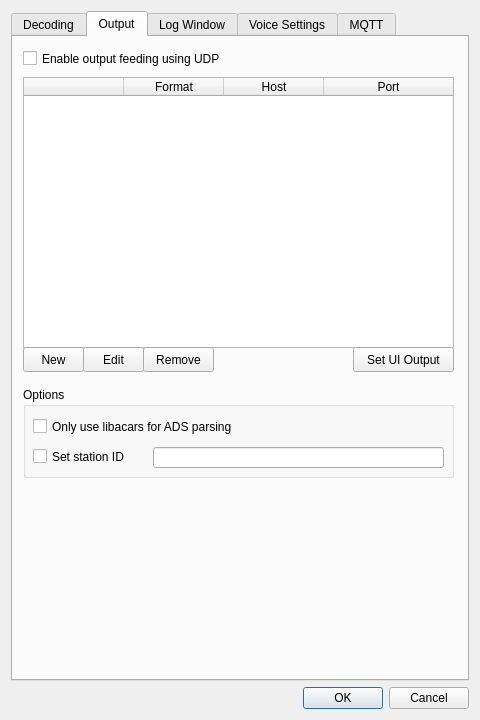
The window that JAERO/gui_classes/settingsdialog.ui (andermatt64/JAERO) describes before a commit, drawn with Qt 5.
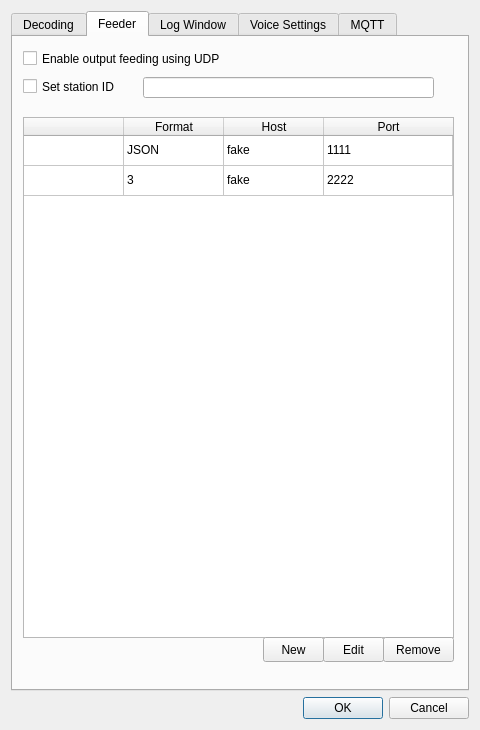
The same window after the commit. The open tabs and pages were chosen to show the change.

What changed in the file:
```diff
--- a/JAERO/gui_classes/settingsdialog.ui
+++ b/JAERO/gui_classes/settingsdialog.ui
@@ -10,7 +10,7 @@
     <x>0</x>
     <y>0</y>
     <width>480</width>
-    <height>720</height>
+    <height>730</height>
    </rect>
   </property>
   <property name="sizePolicy">
@@ -22,13 +22,13 @@
   <property name="minimumSize">
    <size>
     <width>480</width>
-    <height>720</height>
+    <height>730</height>
    </size>
   </property>
   <property name="maximumSize">
    <size>
     <width>480</width>
-    <height>720</height>
+    <height>730</height>
    </size>
   </property>
   <property name="windowTitle">
@@ -111,6 +111,67 @@
          <string>Beep on multi line text message</string>
         </property>
        </widget>
+       <widget class="QComboBox" name="comboBoxoutputfmt">
+        <property name="geometry">
+         <rect>
+          <x>130</x>
+          <y>30</y>
+          <width>87</width>
+          <height>21</height>
+         </rect>
+        </property>
+        <item>
+         <property name="text">
+          <string>1</string>
+         </property>
+        </item>
+        <item>
+         <property name="text">
+          <string>2</string>
+         </property>
+        </item>
+        <item>
+         <property name="text">
+          <string>3</string>
+         </property>
+        </item>
+        <item>
+         <property name="text">
+          <string>JSON</string>
+         </property>
+        </item>
+        <item>
+         <property name="text">
+          <string>JSONdump</string>
+         </property>
+        </item>
+       </widget>
+       <widget class="QLabel" name="label">
+        <property name="geometry">
+         <rect>
+          <x>20</x>
+          <y>30</y>
+          <width>101</width>
+          <height>21</height>
+         </rect>
+        </property>
+        <property name="text">
+         <string>Output Format</string>
+        </property>
+       </widget>
+       <widget class="QCheckBox" name="checkBoxonlyuselibacars">
+        <property name="geometry">
+         <rect>
+          <x>20</x>
+          <y>60</y>
+          <width>301</width>
+          <height>19</height>
+         </rect>
+        </property>
+        <property name="text">
+         <string>Only use libacars for ADS parsing</string>
+        </property>
+       </widget>
       </widget>
       <widget class="QGroupBox" name="groupBox_5">
        <property name="geometry">
@@ -410,72 +471,15 @@
      </widget>
      <widget class="QWidget" name="outputsettings">
       <attribute name="title">
-       <string>Output</string>
+       <string>Feeder</string>
       </attribute>
-      <widget class="QGroupBox" name="groupBox_9">
-       <property name="geometry">
-        <rect>
-         <x>10</x>
-         <y>350</y>
-         <width>431</width>
-         <height>91</height>
-        </rect>
-       </property>
-       <property name="title">
-        <string>Options</string>
-       </property>
-       <widget class="QLineEdit" name="lineEditstationid">
-        <property name="geometry">
-         <rect>
-          <x>130</x>
-          <y>60</y>
-          <width>291</width>
-          <height>21</height>
-         </rect>
-        </property>
-        <property name="toolTip">
-         <string>you can output to multiple destinations
-by placing a space between destinations.
-eg &quot;localhost:12345 localhost:12346&quot;</string>
-        </property>
-        <property name="text">
-         <string/>
-        </property>
-       </widget>
-       <widget class="QCheckBox" name="checkSetStationId">
-        <property name="geometry">
-         <rect>
-          <x>10</x>
-          <y>60</y>
-          <width>131</width>
-          <height>19</height>
-         </rect>
-        </property>
-        <property name="text">
-         <string>Set station ID</string>
-        </property>
-       </widget>
-       <widget class="QCheckBox" name="checkBoxonlyuselibacars">
-        <property name="geometry">
-         <rect>
-          <x>10</x>
-          <y>30</y>
-          <width>301</width>
-          <height>19</height>
-         </rect>
-        </property>
-        <property name="text">
-         <string>Only use libacars for ADS parsing</string>
-        </property>
-       </widget>
-      </widget>
       <widget class="QTableWidget" name="outputListTable">
        <property name="geometry">
         <rect>
          <x>10</x>
-         <y>40</y>
+         <y>80</y>
          <width>431</width>
-         <height>271</height>
+         <height>521</height>
         </rect>
        </property>
        <property name="focusPolicy">
@@ -514,9 +518,19 @@
        <attribute name="verticalHeaderVisible">
         <bool>false</bool>
        </attribute>
+       <row>
+        <property name="text">
+         <string>0</string>
+        </property>
+       </row>
+       <row>
+        <property name="text">
+         <string>1</string>
+        </property>
+       </row>
        <column>
         <property name="text">
-         <string> </string>
+         <string/>
         </property>
        </column>
        <column>
@@ -534,12 +548,42 @@
          <string>Port</string>
         </property>
        </column>
+       <item row="0" column="1">
+        <property name="text">
+         <string>JSON</string>
+        </property>
+       </item>
+       <item row="0" column="2">
+        <property name="text">
+         <string>fake</string>
+        </property>
+       </item>
+       <item row="0" column="3">
+        <property name="text">
+         <string>1111</string>
+        </property>
+       </item>
+       <item row="1" column="1">
+        <property name="text">
+         <string>3</string>
+        </property>
+       </item>
+       <item row="1" column="2">
+        <property name="text">
+         <string>fake</string>
+        </property>
+       </item>
+       <item row="1" column="3">
+        <property name="text">
+         <string>2222</string>
+        </property>
+       </item>
       </widget>
       <widget class="QPushButton" name="newEntryButton">
        <property name="geometry">
         <rect>
-         <x>10</x>
-         <y>310</y>
+         <x>250</x>
+         <y>600</y>
          <width>61</width>
          <height>25</height>
         </rect>
@@ -551,8 +595,8 @@
       <widget class="QPushButton" name="editEntryButton">
        <property name="geometry">
         <rect>
-         <x>70</x>
-         <y>310</y>
+         <x>310</x>
+         <y>600</y>
          <width>61</width>
          <height>25</height>
         </rect>
@@ -564,8 +608,8 @@
       <widget class="QPushButton" name="removeEntryButton">
        <property name="geometry">
         <rect>
-         <x>130</x>
-         <y>310</y>
+         <x>370</x>
+         <y>600</y>
          <width>71</width>
          <height>25</height>
         </rect>
@@ -574,19 +618,6 @@
         <string>Remove</string>
        </property>
       </widget>
-      <widget class="QPushButton" name="setUiOutButton">
-       <property name="geometry">
-        <rect>
-         <x>340</x>
-         <y>310</y>
-         <width>101</width>
-         <height>25</height>
-        </rect>
-       </property>
-       <property name="text">
-        <string>Set UI Output</string>
-       </property>
-      </widget>
       <widget class="QCheckBox" name="checkBoxenablefeeding">
        <property name="geometry">
         <rect>
@@ -600,6 +631,37 @@
         <string>Enable output feeding using UDP</string>
        </property>
       </widget>
+      <widget class="QCheckBox" name="checkSetStationId">
+       <property name="geometry">
+        <rect>
+         <x>10</x>
+         <y>40</y>
+         <width>131</width>
+         <height>19</height>
+        </rect>
+       </property>
+       <property name="text">
+        <string>Set station ID</string>
+       </property>
+      </widget>
+      <widget class="QLineEdit" name="lineEditstationid">
+       <property name="geometry">
+        <rect>
+         <x>130</x>
+         <y>40</y>
+         <width>291</width>
+         <height>21</height>
+        </rect>
+       </property>
+       <property name="toolTip">
+        <string>you can output to multiple destinations
+by placing a space between destinations.
+eg &quot;localhost:12345 localhost:12346&quot;</string>
+       </property>
+       <property name="text">
+        <string/>
+       </property>
+      </widget>
      </widget>
      <widget class="QWidget" name="logwindowsettings">
       <attribute name="title">
```
Left out of the diff: 22 changed lines with no effect on the pictures.
